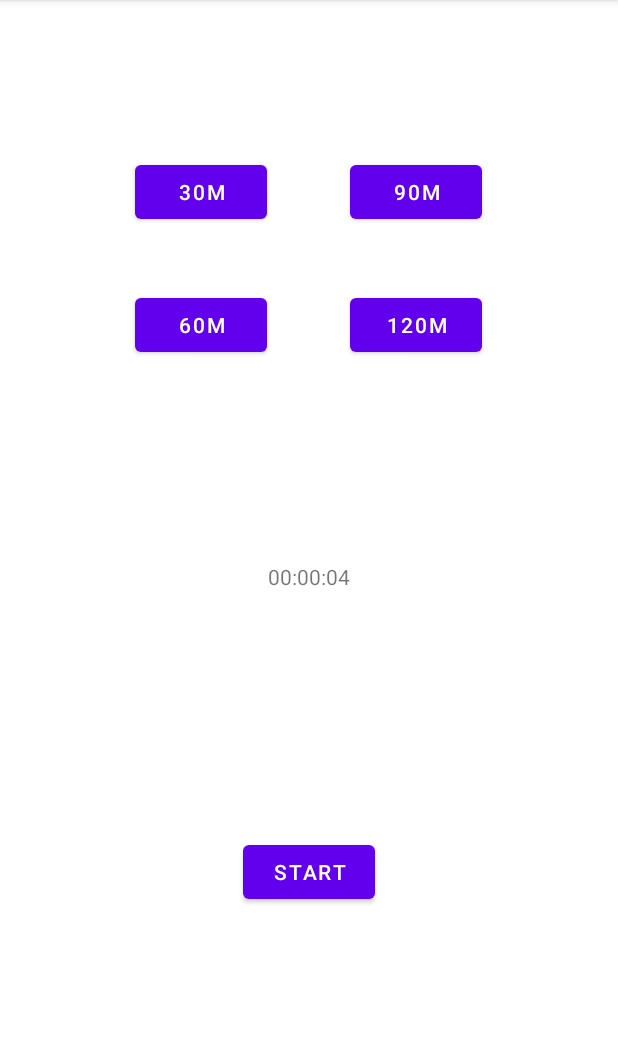
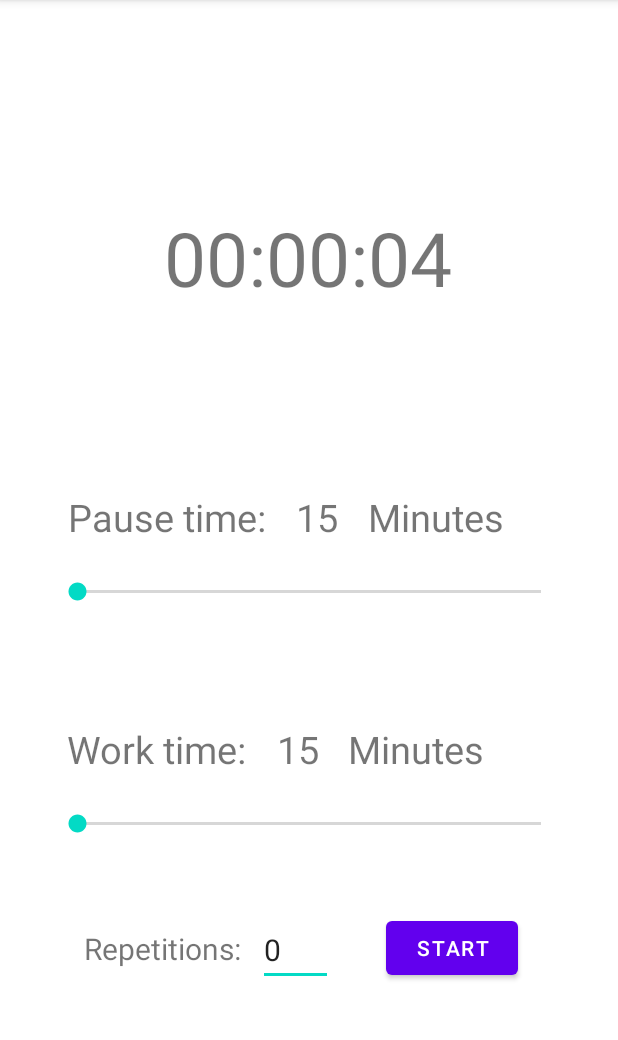
Before and after one commit to UiA-IKT-205/hakonMikaelsen, an Android app: the screen it shows after launch (MainActivity), after a tap on "START", on a phone screen of 412 x 824 dp, the part 84-1124 px from its top. Run offline under Robolectric (Android 15) with nearby library versions, the phone set to English and light mode, and no system bars.

Commit message:
Finished seekbar assignment

```diff
--- a/Pomodoro/app/src/main/java/no/uia/ikt205/pomodoro/MainActivity.kt
+++ b/Pomodoro/app/src/main/java/no/uia/ikt205/pomodoro/MainActivity.kt
@@ -4,71 +4,103 @@ import androidx.appcompat.app.AppCompatActivity
 import android.os.Bundle
 import android.os.CountDownTimer
 import android.view.View
-import android.widget.Button
-import android.widget.TextView
-import android.widget.Toast
+import android.widget.*
 import no.uia.ikt205.pomodoro.util.millisecondsToDescriptiveTime
 
 class MainActivity : AppCompatActivity() {
 
-    lateinit var timer:CountDownTimer
+    lateinit var workTimer:CountDownTimer
+    lateinit var pauseTimer:CountDownTimer
+    lateinit var countdownDisplay:TextView
     lateinit var startButton:Button
-    lateinit var btn30:Button
-    lateinit var btn60:Button
-    lateinit var btn90:Button
-    lateinit var btn120:Button
-    lateinit var coutdownDisplay:TextView
+    lateinit var setNumberOfRepetitions: EditText
+
+    lateinit var workTimeTextDisplay: TextView
+    lateinit var setWorkTimeSeekBar: SeekBar
+    lateinit var pauseTimeTextDisplay: TextView
+    lateinit var setPauseTimeSeekBar: SeekBar
 
     var timeToCountDownInMs = 5000L
+    var pauseTimeInMs = 10000L
     var timeTicks = 1000L
+    var numberOfRepetitions = 0
 
-    var check = false
+    var workTimeInProgress = false
+    var pauseTimeInProgress = false
+
 
 
     override fun onCreate(savedInstanceState: Bundle?) {
         super.onCreate(savedInstanceState)
         setContentView(R.layout.activity_main)
 
-        startButton = findViewById<Button>(R.id.startCountdownButton)
-        startButton.setOnClickListener(){
+        countdownDisplay = findViewById(R.id.countDownView)
+        workTimeTextDisplay = findViewById(R.id.setWorkTimeView)
+        pauseTimeTextDisplay = findViewById(R.id.setPauseTimeView)
+        setNumberOfRepetitions = findViewById(R.id.setNumberOfRepetitions)
+
+        startButton = findViewById(R.id.startCountdownButton)
+        startButton.setOnClickListener {
+            numberOfRepetitions = setNumberOfRepetitions.text.toString().toInt()
             startCountDown(it)
         }
 
-        btn30 = findViewById<Button>(R.id.setbtn30)
-        btn30.setOnClickListener(){
-            setbtn30()
+        setWorkTimeSeekBar = findViewById(R.id.WorkTimeSeekBar)
+        setWorkTimeSeekBar.setOnSeekBarChangeListener(object : SeekBar.OnSeekBarChangeListener{
+            override fun onProgressChanged(seekBar: SeekBar?, progress: Int, fromUser: Boolean) {
+                workTimeTextDisplay.text = progress.toString()
+                timeToCountDownInMs = progress * 60 * timeTicks
             }
 
-        btn60 = findViewById<Button>(R.id.setbtn60)
-        btn60.setOnClickListener(){
-            setbtn60()
+            override fun onStartTrackingTouch(seekBar: SeekBar?) {
+
             }
 
-        btn90 = findViewById<Button>(R.id.setbtn90)
-        btn90.setOnClickListener(){
-            setbtn90()
+            override fun onStopTrackingTouch(seekBar: SeekBar?) {
+
             }
 
-        btn120 = findViewById<Button>(R.id.setbtn120)
-        btn120.setOnClickListener(){
-            setbtn120()
+        })
+
+        setPauseTimeSeekBar = findViewById(R.id.PauseTimeSeekBar)
+        setPauseTimeSeekBar.setOnSeekBarChangeListener(object : SeekBar.OnSeekBarChangeListener{
+            override fun onProgressChanged(seekBar: SeekBar?, progress: Int, fromUser: Boolean) {
+                pauseTimeTextDisplay.text = progress.toString()
+                pauseTimeInMs = progress * 60 * timeTicks
             }
 
-       coutdownDisplay = findViewById<TextView>(R.id.countDownView)
+            override fun onStartTrackingTouch(seekBar: SeekBar?) {
+
+            }
+
+            override fun onStopTrackingTouch(seekBar: SeekBar?) {
+
+            }
+
+        })
 
     }
 
 
     fun startCountDown(v: View){
 
-        if(check){
-            timer.cancel()
+        if(workTimeInProgress){
+            workTimer.cancel()
+        }
+        if (pauseTimeInProgress){
+            pauseTimer.cancel()
         }
 
-        timer = object : CountDownTimer(timeToCountDownInMs,timeTicks) {
+        workTimer = object : CountDownTimer(timeToCountDownInMs,timeTicks) {
             override fun onFinish() {
-                Toast.makeText(this@MainActivity,"Arbeidsøkt er ferdig", Toast.LENGTH_SHORT).show()
-                check = false
+                if (numberOfRepetitions == 0){
+                    Toast.makeText(this@MainActivity, "Ferdig!!!", Toast.LENGTH_SHORT).show()
+                }
+                else {
+                    Toast.makeText(this@MainActivity, "Time for a break", Toast.LENGTH_SHORT).show()
+                    workTimeInProgress = false
+                    startPauseCountdown(v)
+                }
             }
 
             override fun onTick(millisUntilFinished: Long) {
@@ -76,28 +108,33 @@ class MainActivity : AppCompatActivity() {
             }
         }
 
-        check = true
-        timer.start()
+        workTimeInProgress = true
+        workTimer.start()
     }
 
-    fun setbtn30(){
-        timeToCountDownInMs = 1800000L
+
+    fun startPauseCountdown(v: View){
+
+        pauseTimer = object : CountDownTimer(pauseTimeInMs, timeTicks) {
+            override fun onFinish() {
+                Toast.makeText(this@MainActivity, "Back to work!", Toast.LENGTH_SHORT).show()
+                pauseTimeInProgress = false
+                numberOfRepetitions -= 1
+                startCountDown(v)
             }
 
-    fun setbtn60(){
-        timeToCountDownInMs = 3600000L
+            override fun onTick(millisUntilFinished: Long) {
+                updateCountDownDisplay(millisUntilFinished)
+            }
         }
 
-    fun setbtn90(){
-        timeToCountDownInMs = 5400000L
+        pauseTimeInProgress = true
+        pauseTimer.start()
     }
 
-    fun setbtn120(){
-        timeToCountDownInMs = 7200000L
-    }
 
     fun updateCountDownDisplay(timeInMs:Long){
-        coutdownDisplay.text = millisecondsToDescriptiveTime(timeInMs)
+        countdownDisplay.text = millisecondsToDescriptiveTime(timeInMs)
     }
 
 }
--- a/Pomodoro/app/src/main/res/layout/activity_main.xml
+++ b/Pomodoro/app/src/main/res/layout/activity_main.xml
@@ -11,10 +11,94 @@
         android:layout_width="wrap_content"
         android:layout_height="wrap_content"
         android:text="@string/default_time_display"
+        android:textSize="50sp"
         app:layout_constraintBottom_toBottomOf="parent"
+        app:layout_constraintHorizontal_bias="0.497"
         app:layout_constraintLeft_toLeftOf="parent"
         app:layout_constraintRight_toRightOf="parent"
-        app:layout_constraintTop_toTopOf="parent" />
+        app:layout_constraintTop_toTopOf="parent"
+        app:layout_constraintVertical_bias="0.197" />
+
+    <TextView
+        android:layout_width="wrap_content"
+        android:layout_height="wrap_content"
+        android:padding="10dp"
+        android:text="Work time:"
+        android:textSize="25sp"
+        app:layout_constraintBottom_toBottomOf="parent"
+        app:layout_constraintEnd_toEndOf="parent"
+        app:layout_constraintHorizontal_bias="0.128"
+        app:layout_constraintStart_toStartOf="parent"
+        app:layout_constraintTop_toTopOf="parent"
+        app:layout_constraintVertical_bias="0.662" />
+
+    <TextView
+        android:layout_width="wrap_content"
+        android:layout_height="wrap_content"
+        android:padding="10dp"
+        android:text="Minutes"
+        android:textSize="25sp"
+        app:layout_constraintBottom_toBottomOf="parent"
+        app:layout_constraintEnd_toEndOf="parent"
+        app:layout_constraintHorizontal_bias="0.737"
+        app:layout_constraintStart_toStartOf="parent"
+        app:layout_constraintTop_toTopOf="parent"
+        app:layout_constraintVertical_bias="0.662" />
+
+    <TextView
+        android:id="@+id/setWorkTimeView"
+        android:layout_width="wrap_content"
+        android:layout_height="wrap_content"
+        android:padding="10dp"
+        android:text="@string/workTimeText"
+        android:textSize="25sp"
+        app:layout_constraintBottom_toBottomOf="parent"
+        app:layout_constraintEnd_toEndOf="parent"
+        app:layout_constraintHorizontal_bias="0.479"
+        app:layout_constraintStart_toStartOf="parent"
+        app:layout_constraintTop_toTopOf="parent"
+        app:layout_constraintVertical_bias="0.662" />
+
+    <TextView
+        android:id="@+id/textView"
+        android:layout_width="wrap_content"
+        android:layout_height="wrap_content"
+        android:padding="10dp"
+        android:text="Pause time:"
+        android:textSize="25sp"
+        app:layout_constraintBottom_toBottomOf="parent"
+        app:layout_constraintEnd_toEndOf="parent"
+        app:layout_constraintHorizontal_bias="0.135"
+        app:layout_constraintStart_toStartOf="parent"
+        app:layout_constraintTop_toTopOf="parent"
+        app:layout_constraintVertical_bias="0.445" />
+
+    <TextView
+        android:layout_width="wrap_content"
+        android:layout_height="wrap_content"
+        android:padding="10dp"
+        android:text="Minutes"
+        android:textSize="25sp"
+        app:layout_constraintBottom_toBottomOf="parent"
+        app:layout_constraintEnd_toEndOf="parent"
+        app:layout_constraintHorizontal_bias="0.78"
+        app:layout_constraintStart_toStartOf="parent"
+        app:layout_constraintTop_toTopOf="parent"
+        app:layout_constraintVertical_bias="0.445" />
+
+    <TextView
+        android:id="@+id/setPauseTimeView"
+        android:layout_width="wrap_content"
+        android:layout_height="wrap_content"
+        android:padding="10dp"
+        android:text="@string/workTimeText"
+        android:textSize="25sp"
+        app:layout_constraintBottom_toBottomOf="parent"
+        app:layout_constraintEnd_toEndOf="parent"
+        app:layout_constraintHorizontal_bias="0.515"
+        app:layout_constraintStart_toStartOf="parent"
+        app:layout_constraintTop_toTopOf="parent"
+        app:layout_constraintVertical_bias="0.445" />
 
     <Button
         android:id="@+id/startCountdownButton"
@@ -23,55 +107,60 @@
         android:text="@string/startButtonText"
         app:layout_constraintBottom_toBottomOf="parent"
         app:layout_constraintEnd_toEndOf="parent"
+        app:layout_constraintHorizontal_bias="0.795"
         app:layout_constraintStart_toStartOf="parent"
-        app:layout_constraintTop_toBottomOf="@+id/countDownView" />
+        app:layout_constraintTop_toTopOf="parent"
+        app:layout_constraintVertical_bias="0.844" />
 
-    <Button
-        android:id="@+id/setbtn30"
+    <SeekBar
+        android:id="@+id/WorkTimeSeekBar"
+        android:layout_width="341dp"
+        android:layout_height="43dp"
+        android:max="300"
+        android:min="15"
+        app:layout_constraintBottom_toBottomOf="parent"
+        app:layout_constraintEnd_toEndOf="parent"
+        app:layout_constraintStart_toStartOf="parent"
+        app:layout_constraintTop_toTopOf="parent"
+        app:layout_constraintVertical_bias="0.729" />
+
+    <SeekBar
+        android:id="@+id/PauseTimeSeekBar"
+        android:layout_width="341dp"
+        android:layout_height="43dp"
+        android:max="300"
+        android:min="15"
+        app:layout_constraintBottom_toBottomOf="parent"
+        app:layout_constraintEnd_toEndOf="parent"
+        app:layout_constraintStart_toStartOf="parent"
+        app:layout_constraintTop_toTopOf="parent"
+        app:layout_constraintVertical_bias="0.515" />
+
+    <TextView
         android:layout_width="wrap_content"
         android:layout_height="wrap_content"
-        android:text="@string/thirtymin"
+        android:padding="10dp"
+        android:text="Repetitions:"
+        android:textSize="20sp"
         app:layout_constraintBottom_toBottomOf="parent"
         app:layout_constraintEnd_toEndOf="parent"
-        app:layout_constraintHorizontal_bias="0.278"
+        app:layout_constraintHorizontal_bias="0.161"
         app:layout_constraintStart_toStartOf="parent"
         app:layout_constraintTop_toTopOf="parent"
-        app:layout_constraintVertical_bias="0.144" />
+        app:layout_constraintVertical_bias="0.845" />
 
-    <Button
-        android:id="@+id/setbtn60"
-        android:layout_width="wrap_content"
+    <EditText
+        android:id="@+id/setNumberOfRepetitions"
+        android:layout_width="50dp"
         android:layout_height="wrap_content"
-        android:text="@string/sixtymin"
+        android:text="0"
+        android:textSize="20sp"
         app:layout_constraintBottom_toBottomOf="parent"
         app:layout_constraintEnd_toEndOf="parent"
-        app:layout_constraintHorizontal_bias="0.278"
+        app:layout_constraintHorizontal_bias="0.476"
         app:layout_constraintStart_toStartOf="parent"
         app:layout_constraintTop_toTopOf="parent"
-        app:layout_constraintVertical_bias="0.268" />
+        app:layout_constraintVertical_bias="0.846" />
 
-    <Button
-        android:id="@+id/setbtn90"
-        android:layout_width="wrap_content"
-        android:layout_height="wrap_content"
-        android:text="@string/ninetymin"
-        app:layout_constraintBottom_toBottomOf="parent"
-        app:layout_constraintEnd_toEndOf="parent"
-        app:layout_constraintHorizontal_bias="0.721"
-        app:layout_constraintStart_toStartOf="parent"
-        app:layout_constraintTop_toTopOf="parent"
-        app:layout_constraintVertical_bias="0.144" />
-
-    <Button
-        android:id="@+id/setbtn120"
-        android:layout_width="wrap_content"
-        android:layout_height="wrap_content"
-        android:text="@string/onetwentymin"
-        app:layout_constraintBottom_toBottomOf="parent"
-        app:layout_constraintEnd_toEndOf="parent"
-        app:layout_constraintHorizontal_bias="0.721"
-        app:layout_constraintStart_toStartOf="parent"
-        app:layout_constraintTop_toTopOf="parent"
-        app:layout_constraintVertical_bias="0.268" />
 
 </androidx.constraintlayout.widget.ConstraintLayout>
--- a/Pomodoro/app/src/main/res/values/strings.xml
+++ b/Pomodoro/app/src/main/res/values/strings.xml
@@ -2,8 +2,5 @@
     <string name="app_name">Pomodoro</string>
     <string name="default_time_display">00:00:00</string>
     <string name="startButtonText">Start</string>
-    <string name="thirtymin">30m</string>
-    <string name="sixtymin">60m</string>
-    <string name="ninetymin">90m</string>
-    <string name="onetwentymin">120m</string>
+    <string name="workTimeText">15</string>
 </resources>
--- a/Pomodoro/build.gradle
+++ b/Pomodoro/build.gradle
@@ -6,7 +6,7 @@ buildscript {
         jcenter()
     }
     dependencies {
-        classpath 'com.android.tools.build:gradle:4.2.0-beta03'
+        classpath 'com.android.tools.build:gradle:4.2.0-beta06'
         classpath "org.jetbrains.kotlin:kotlin-gradle-plugin:$kotlin_version"
 
         // NOTE: Do not place your application dependencies here; they belong
```
Lines whose indentation alone changed are shown as unchanged.
